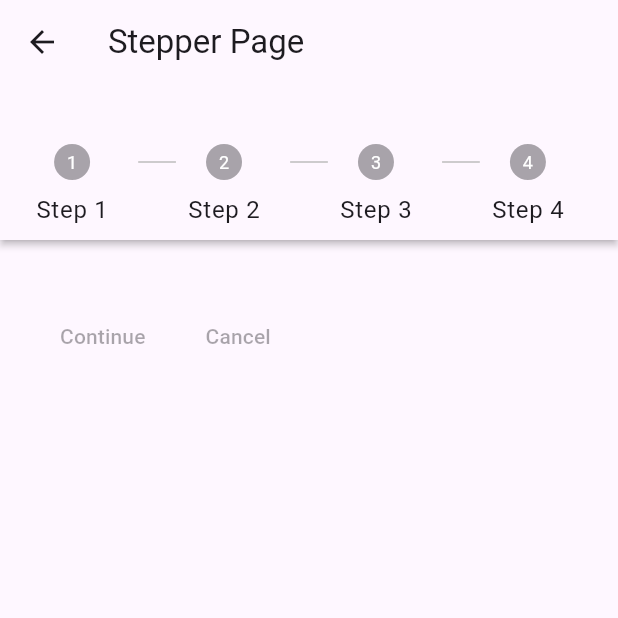
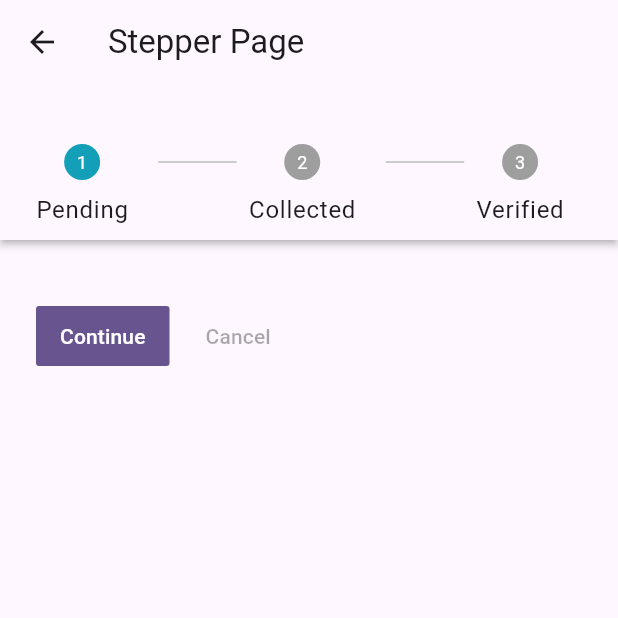
Before and after one commit to AaryanSharmaNeupane/demo, a Flutter app: the StepperPage screen opened directly, on a phone screen of 412 x 824 dp, the top half of it. Run offline on Flutter 3.47's test engine with Material 3 defaults, Android fonts, the light colour scheme and no system bars.

Commit message:
stepper done

```diff
--- a/lib/presentation/pages/stepper_page.dart
+++ b/lib/presentation/pages/stepper_page.dart
@@ -1,7 +1,15 @@
 import 'package:flutter/material.dart';
 
-class StepperPage extends StatelessWidget {
+class StepperPage extends StatefulWidget {
   const StepperPage({super.key});
+
+  @override
+  State<StepperPage> createState() => _StepperPageState();
+}
+
+class _StepperPageState extends State<StepperPage> {
+  int currentStep = 0;
+  final ScrollController stepperController = ScrollController();
 
   @override
   Widget build(BuildContext context) {
@@ -12,29 +20,46 @@ class StepperPage extends StatelessWidget {
       body: Center(
         child: Stepper(
           type: StepperType.horizontal,
+          controller: stepperController,
+          onStepContinue: () {
+            setState(() {
+              currentStep = (currentStep < 2) ? currentStep + 1 : 0;
+            });
+          },
           steps: [
             Step(
               title: Text(""),
-                content: Container(),
-                label: Text("Step 1"),
+              content: SizedBox.shrink(),
+              label: Text("Pending"),
+              stepStyle: StepStyle(
+                color: currentStep == 0
+                    ? Color.fromARGB(255, 19, 159, 184)
+                    : Colors.grey,
+              ),
             ),
             Step(
               title: Text(""),
-                content: Container(),
-                label: Text("Step 2"),
+              content: SizedBox.shrink(),
+              label: Text("Collected"),
+              stepStyle: StepStyle(
+                color: currentStep == 1
+                    ? Color.fromARGB(255, 19, 159, 184)
+                    : Colors.grey,
+              ),
             ),
             Step(
               title: Text(""),
-                label: Text("Step 3"),
-                content: Container(),
+              label: Text("Verified"),
+              content: SizedBox.shrink(),
+              stepStyle: StepStyle(
+                color: currentStep == 2
+                    ? Color.fromARGB(255, 19, 159, 184)
+                    : Colors.grey,
               ),
-              Step(
-                title: Text(""),
-                label: Text("Step 4"),
-                content: Container(),
             ),
           ],
-            currentStep: 0),
+          currentStep: currentStep,
+        ),
       ),
     );
   }
```
Lines whose indentation alone changed are shown as unchanged.
